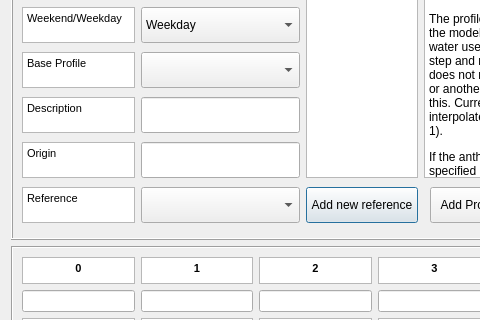
gusbacos/suews_database_manager, file tabs/profiles_tab.ui: the form before one commit; both pictures show x 0 to 480 and y 112 to 432 of the 750 by 629 pixel window.
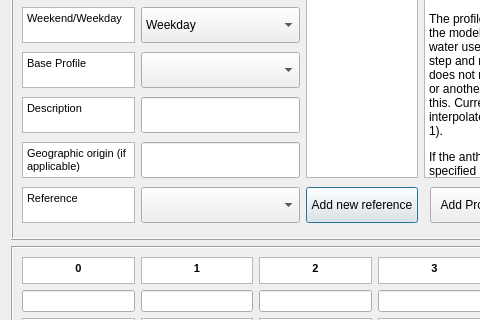
The form after the commit. Custom widgets are drawn as their Qt base class.

The edit to the form file:
```diff
--- a/tabs/profiles_tab.ui
+++ b/tabs/profiles_tab.ui
@@ -299,8 +299,8 @@
          <string>&lt;!DOCTYPE HTML PUBLIC &quot;-//W3C//DTD HTML 4.0//EN&quot; &quot;http://www.w3.org/TR/REC-html40/strict.dtd&quot;&gt;
 &lt;html&gt;&lt;head&gt;&lt;meta name=&quot;qrichtext&quot; content=&quot;1&quot; /&gt;&lt;style type=&quot;text/css&quot;&gt;
 p, li { white-space: pre-wrap; }
-&lt;/style&gt;&lt;/head&gt;&lt;body style=&quot; font-family:'MS Shell Dlg 2'; font-size:9.75pt; font-weight:400; font-style:normal;&quot;&gt;
-&lt;p style=&quot; margin-top:0px; margin-bottom:0px; margin-left:0px; margin-right:0px; -qt-block-indent:0; text-indent:0px;&quot;&gt;&lt;span style=&quot; font-size:8pt;&quot;&gt;Origin&lt;/span&gt;&lt;/p&gt;&lt;/body&gt;&lt;/html&gt;</string>
+&lt;/style&gt;&lt;/head&gt;&lt;body style=&quot; font-family:'MS Shell Dlg 2'; font-size:7.8pt; font-weight:400; font-style:normal;&quot;&gt;
+&lt;p style=&quot; margin-top:0px; margin-bottom:0px; margin-left:0px; margin-right:0px; -qt-block-indent:0; text-indent:0px;&quot;&gt;&lt;span style=&quot; font-size:8pt;&quot;&gt;Geographic origin (if applicable)&lt;/span&gt;&lt;/p&gt;&lt;/body&gt;&lt;/html&gt;</string>
         </property>
        </widget>
       </item>
```
Left out of the diff: 12 changed lines with no effect on the pictures.
